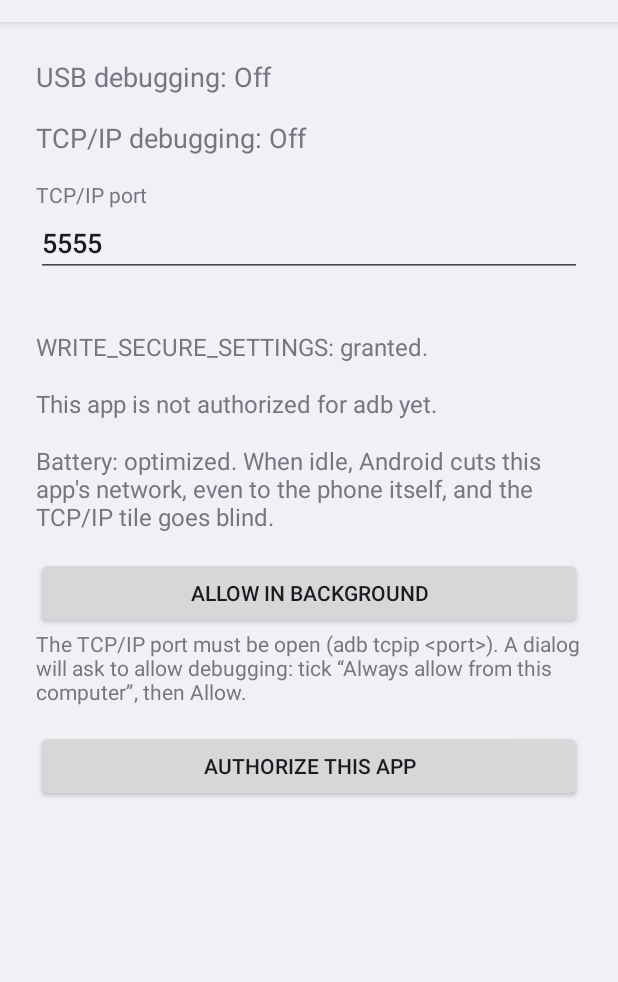
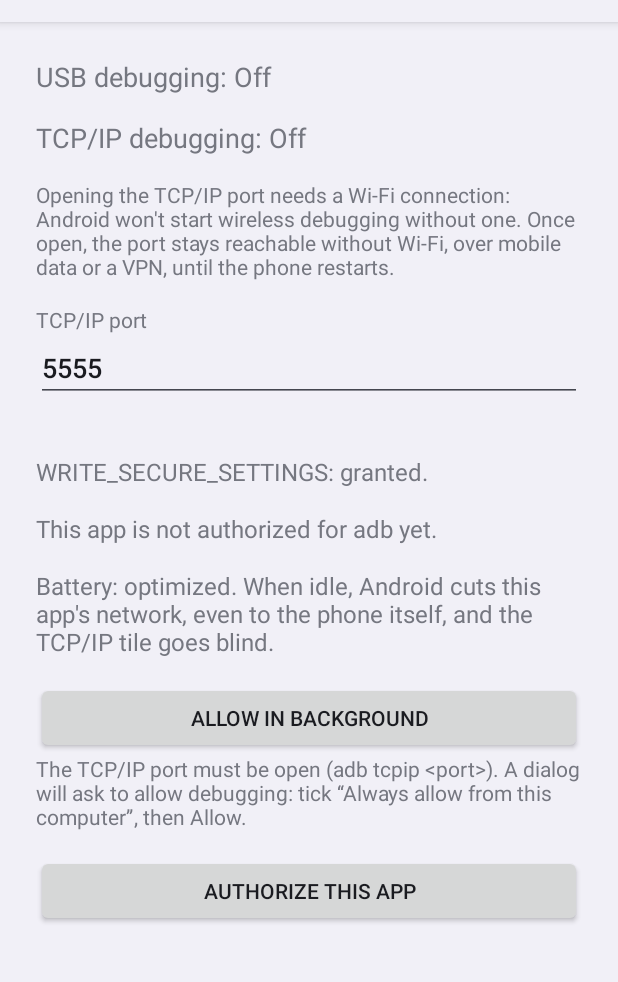
Before and after one commit to deltawaken/tools_adbtiles, an Android app: the screen it shows after launch (MainActivity), on a phone screen of 412 x 824 dp, the part 62-1044 px from its top. Run offline under Robolectric (Android 15) with nearby library versions, the phone set to English and light mode, and no system bars.

Commit message:
feat: l'écran explique que l'ouverture du port demande le Wi-Fi
Toujours visible sous l'état TCP/IP : Android refuse de lancer le débogage sans
fil sans connexion Wi-Fi, mais une fois ouvert le port reste joignable en
données mobiles ou par VPN, jusqu'au redémarrage. Traduit dans les 50 langues,
avec le nom officiel « Débogage sans fil » de chaque langue (Paramètres,
enable_adb_wireless).

Co-Authored-By: Claude Opus 5 (1M context) <noreply@anthropic.com>
Claude-Session: https://claude.ai/code/session_015FDdHWecgwZtuQSCA3abH7

```diff
--- a/app/src/main/java/com/deltawaken/adbtiles/MainActivity.java
+++ b/app/src/main/java/com/deltawaken/adbtiles/MainActivity.java
@@ -122,6 +122,8 @@ public class MainActivity extends Activity {
 
         column.addView(usbStatus);
         column.addView(tcpipStatus);
+        // Toujours visible : c'est la limite qui surprend le plus (mesurée, point d'accès compris).
+        column.addView(text(getString(R.string.main_wifi_note), 14));
         column.addView(portLabel);
         column.addView(portField);
         column.addView(portNote);
--- a/app/src/main/res/values/strings.xml
+++ b/app/src/main/res/values/strings.xml
@@ -32,4 +32,5 @@
     <string name="main_battery_restricted">Battery: optimized. When idle, Android cuts this app\'s network, even to the phone itself, and the TCP/IP tile goes blind.</string>
     <string name="main_battery_allow">Allow in background</string>
     <string name="subtitle_usb_off">USB off</string>
+    <string name="main_wifi_note">Opening the TCP/IP port needs a Wi-Fi connection: Android won\'t start wireless debugging without one. Once open, the port stays reachable without Wi-Fi, over mobile data or a VPN, until the phone restarts.</string>
 </resources>
```
Also changed, not shown: 50 other files.
